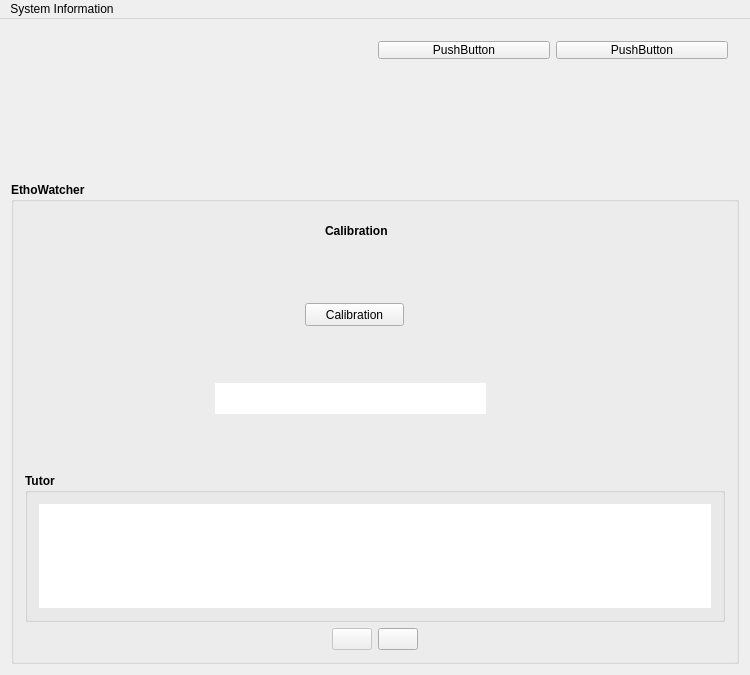
Old version of the form src/ethowatcherinpi.ui in the repository EthoWatcher/ethowatcher.
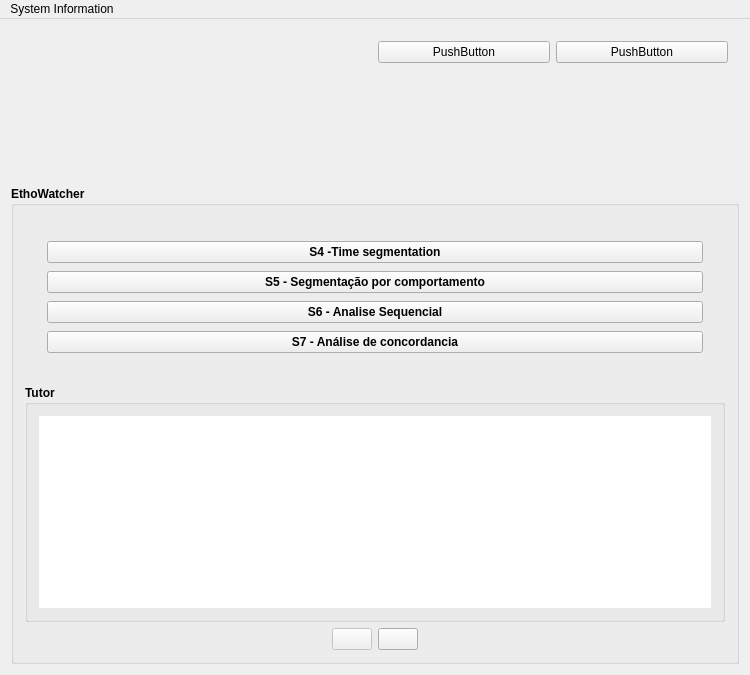
New version of the form. The open tabs and pages were chosen to show the change. Icons and pictures are not drawn.

Commit message: arrumando fluxo dos tutores

The edit to the form file:
```diff
--- a/src/ethowatcherinpi.ui
+++ b/src/ethowatcherinpi.ui
@@ -223,6 +223,16 @@
                 </property>
                </widget>
               </item>
+             </layout>
+            </widget>
+           </item>
+          </layout>
+         </widget>
+         <widget class="QWidget" name="pageCalibracao">
+          <layout class="QVBoxLayout" name="verticalLayout">
+           <item>
+            <widget class="QWidget" name="widget_3" native="true">
+             <layout class="QVBoxLayout" name="verticalLayout_10">
               <item>
                <widget class="QPushButton" name="pbTimeSegmentation">
                 <property name="text">
@@ -256,62 +266,6 @@
            </item>
           </layout>
          </widget>
-         <widget class="QWidget" name="pageCalibracao">
-          <widget class="QLabel" name="label_14">
-           <property name="geometry">
-            <rect>
-             <x>300</x>
-             <y>10</y>
-             <width>181</width>
-             <height>16</height>
-            </rect>
-           </property>
-           <property name="text">
-            <string>Calibration</string>
-           </property>
-          </widget>
-          <widget class="QPushButton" name="botCalibracao">
-           <property name="geometry">
-            <rect>
-             <x>280</x>
-             <y>90</y>
-             <width>99</width>
-             <height>23</height>
-            </rect>
-           </property>
-           <property name="font">
-            <font>
-             <weight>50</weight>
-             <bold>false</bold>
-            </font>
-           </property>
-           <property name="text">
-            <string>Calibration</string>
-           </property>
-          </widget>
-          <widget class="QTextEdit" name="textEnderecoVideo">
-           <property name="geometry">
-            <rect>
-             <x>190</x>
-             <y>170</y>
-             <width>271</width>
-             <height>31</height>
-            </rect>
-           </property>
-           <property name="font">
-            <font>
-             <weight>50</weight>
-             <bold>false</bold>
-            </font>
-           </property>
-           <property name="frameShape">
-            <enum>QFrame::NoFrame</enum>
-           </property>
-           <property name="readOnly">
-            <bool>true</bool>
-           </property>
-          </widget>
-         </widget>
         </widget>
        </item>
        <item>
```
Left out of the diff: 7 changed lines with no effect on the pictures. The commit also changes 2 other files.
